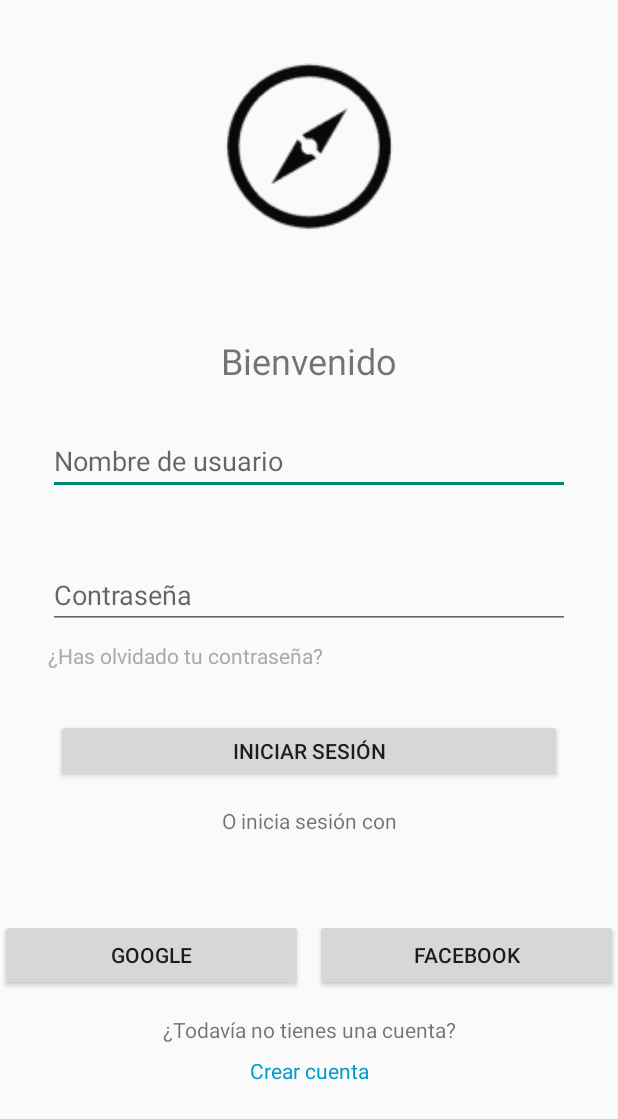
After one commit to 0ctor0k/bussrute-AndroidStudio, an Android app: the layout activity_inicio_sesion.xml on its own in the app's theme, with its tools: preview values and no code run, on a phone screen of 412 x 824 dp. The commit adds this screen. Shown: the top 1119 px of the screen. Run offline under Robolectric (Android 15) with nearby library versions, the phone set to English and light mode, and no system bars; network calls fail.

Commit message:
Iniciar Sesion Funcionando

```diff
--- a/app/build.gradle.kts
+++ b/app/build.gradle.kts
@@ -49,4 +49,6 @@ dependencies {
     implementation("androidx.navigation:navigation-ui-ktx:2.5.3")
 
     implementation ("com.android.volley:volley:1.2.1")
+    implementation ("com.google.android.gms:play-services-auth:20.1.0")
+    implementation ("com.google.android.gms:play-services-auth-api-phone:17.5.0")
 }
--- /dev/null
+++ b/app/src/main/res/layout/activity_inicio_sesion.xml
@@ -0,0 +1,141 @@
+<?xml version="1.0" encoding="utf-8"?>
+<androidx.constraintlayout.widget.ConstraintLayout xmlns:android="http://schemas.android.com/apk/res/android"
+    xmlns:app="http://schemas.android.com/apk/res-auto"
+    xmlns:tools="http://schemas.android.com/tools"
+    android:layout_width="match_parent"
+    android:layout_height="match_parent"
+    tools:context=".MainActivity">
+
+    <!-- Título -->
+
+
+    <TextView
+        android:id="@+id/titleTextView"
+        android:layout_width="wrap_content"
+        android:layout_height="wrap_content"
+        android:layout_marginTop="28dp"
+        android:text="Bienvenido"
+        android:textSize="24sp"
+        app:layout_constraintEnd_toEndOf="parent"
+        app:layout_constraintStart_toStartOf="parent"
+        app:layout_constraintTop_toBottomOf="@+id/imageView" />
+
+    <EditText
+        android:id="@+id/txtCorreoONombre"
+        android:layout_width="0dp"
+        android:layout_height="wrap_content"
+        android:layout_marginStart="32dp"
+        android:layout_marginTop="28dp"
+        android:layout_marginEnd="32dp"
+        android:hint="Nombre de usuario"
+        app:layout_constraintEnd_toEndOf="parent"
+        app:layout_constraintHorizontal_bias="0.0"
+        app:layout_constraintStart_toStartOf="parent"
+        app:layout_constraintTop_toBottomOf="@+id/titleTextView" />
+
+    <EditText
+        android:id="@+id/txtContraseña"
+        android:layout_width="0dp"
+        android:layout_height="wrap_content"
+        android:layout_marginStart="32dp"
+        android:layout_marginTop="44dp"
+        android:layout_marginEnd="32dp"
+        android:hint="Contraseña"
+        android:inputType="textPassword"
+        app:layout_constraintEnd_toEndOf="parent"
+        app:layout_constraintHorizontal_bias="0.0"
+        app:layout_constraintStart_toStartOf="parent"
+        app:layout_constraintTop_toBottomOf="@+id/txtCorreoONombre" />
+
+    <TextView
+        android:id="@+id/forgotPasswordTextView"
+        android:layout_width="wrap_content"
+        android:layout_height="wrap_content"
+        android:layout_marginTop="8dp"
+        android:clickable="true"
+        android:text="¿Has olvidado tu contraseña?"
+        android:textColor="@android:color/darker_gray"
+        app:layout_constraintEnd_toEndOf="parent"
+        app:layout_constraintHorizontal_bias="0.14"
+        app:layout_constraintStart_toStartOf="parent"
+        app:layout_constraintTop_toBottomOf="@+id/txtContraseña" />
+
+    <Button
+        android:id="@+id/btnInicio"
+        android:layout_width="337dp"
+        android:layout_height="42dp"
+        android:layout_marginTop="60dp"
+        android:text="Iniciar sesión"
+        app:layout_constraintEnd_toEndOf="parent"
+        app:layout_constraintStart_toStartOf="parent"
+        app:layout_constraintTop_toBottomOf="@+id/txtContraseña" />
+
+    <TextView
+        android:id="@+id/orLoginWithTextView"
+        android:layout_width="wrap_content"
+        android:layout_height="wrap_content"
+        android:layout_marginTop="16dp"
+        android:text="O inicia sesión con"
+        app:layout_constraintEnd_toEndOf="parent"
+        app:layout_constraintStart_toStartOf="parent"
+        app:layout_constraintTop_toBottomOf="@+id/btnInicio" />
+
+    <!-- Botón de inicio de sesión con Google -->
+
+    <!-- Botón de inicio de sesión con Facebook -->
+    <Button
+        android:id="@+id/loginWithGoogleButton"
+        android:layout_width="0dp"
+        android:layout_height="wrap_content"
+        android:layout_marginTop="56dp"
+        android:layout_marginEnd="4dp"
+        android:text="Google"
+        app:layout_constraintEnd_toStartOf="@+id/loginWithFacebookButton"
+        app:layout_constraintHorizontal_chainStyle="spread"
+        app:layout_constraintStart_toStartOf="parent"
+        app:layout_constraintTop_toBottomOf="@+id/orLoginWithTextView" />
+
+    <Button
+        android:id="@+id/loginWithFacebookButton"
+        android:layout_width="0dp"
+        android:layout_height="wrap_content"
+        android:layout_marginStart="4dp"
+        android:layout_marginTop="56dp"
+        android:text="Facebook"
+        app:layout_constraintEnd_toEndOf="parent"
+        app:layout_constraintHorizontal_chainStyle="spread"
+        app:layout_constraintStart_toEndOf="@+id/loginWithGoogleButton"
+        app:layout_constraintTop_toBottomOf="@+id/orLoginWithTextView" />
+
+    <TextView
+        android:id="@+id/noAccountTextView"
+        android:layout_width="wrap_content"
+        android:layout_height="wrap_content"
+        android:layout_marginTop="16dp"
+        android:text="¿Todavía no tienes una cuenta?"
+        app:layout_constraintEnd_toEndOf="parent"
+        app:layout_constraintStart_toStartOf="parent"
+        app:layout_constraintTop_toBottomOf="@+id/loginWithFacebookButton" />
+
+    <TextView
+        android:id="@+id/createAccountTextView"
+        android:layout_width="wrap_content"
+        android:layout_height="wrap_content"
+        android:layout_marginTop="8dp"
+        android:clickable="true"
+        android:text="Crear cuenta"
+        android:textColor="@android:color/holo_blue_dark"
+        app:layout_constraintEnd_toEndOf="parent"
+        app:layout_constraintStart_toStartOf="parent"
+        app:layout_constraintTop_toBottomOf="@+id/noAccountTextView" />
+
+    <ImageView
+        android:id="@+id/imageView"
+        android:layout_width="280dp"
+        android:layout_height="196dp"
+        app:layout_constraintEnd_toEndOf="parent"
+        app:layout_constraintStart_toStartOf="parent"
+        app:layout_constraintTop_toTopOf="parent"
+        app:srcCompat="@mipmap/ic_app_foreground" />
+
+</androidx.constraintlayout.widget.ConstraintLayout>
```
Also changed, not shown: app/src/main/AndroidManifest.xml (+10 -1 lines), app/src/main/java/com/example/bussrute/CrearCuenta.kt (added, +84 -0 lines), app/src/main/java/com/example/bussrute/inicio_sesion.kt (added, +133 -0 lines), app/src/main/java/com/example/bussrute/modelo/Rol.kt (added, +10 -0 lines), app/src/main/java/com/example/bussrute/settingsFragment.kt (+55 -35 lines), app/src/main/res/layout/activity_crear_cuenta.xml (added, +112 -0 lines), app/src/main/res/layout/fragment_settings.xml (+19 -11 lines).
